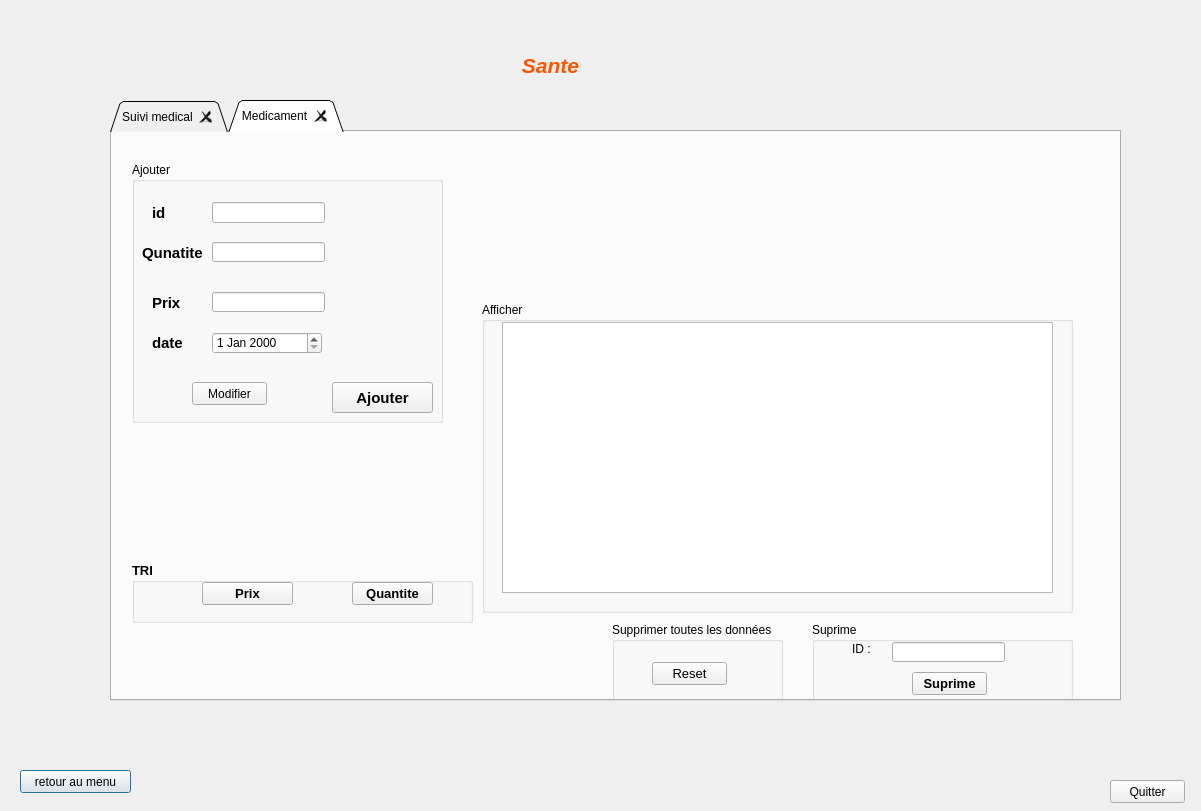
Qt form application_version_beta/sante.ui (AzizBenIsmail/Projet_Parental_Monitoring_System_Qt) before a commit.
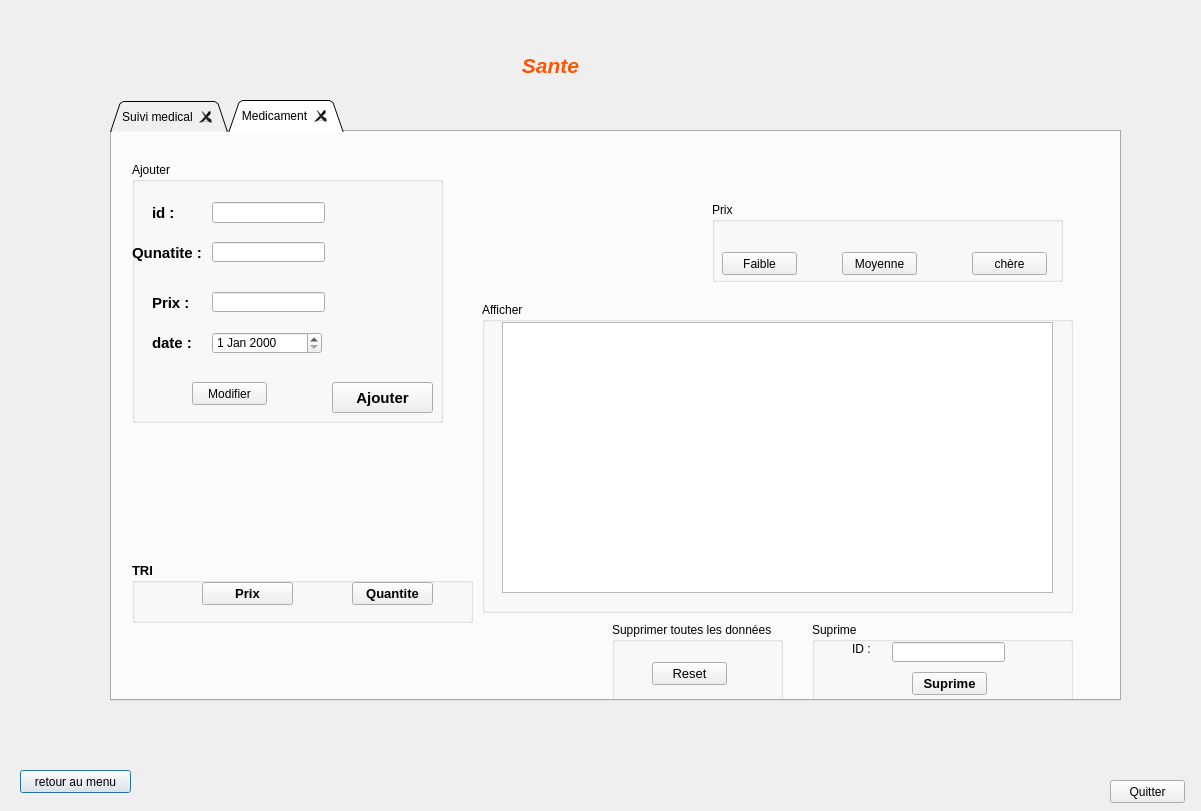
The same form after that commit.

What changed in the file:
```diff
--- a/application_version_beta/sante.ui
+++ b/application_version_beta/sante.ui
@@ -558,7 +558,7 @@
        </font>
       </property>
       <property name="text">
-       <string>id</string>
+       <string>id :</string>
       </property>
      </widget>
      <widget class="QLabel" name="label_9">
@@ -578,15 +578,15 @@
        </font>
       </property>
       <property name="text">
-       <string>Prix</string>
+       <string>Prix :</string>
       </property>
      </widget>
      <widget class="QLabel" name="label_10">
       <property name="geometry">
        <rect>
-        <x>10</x>
+        <x>0</x>
         <y>80</y>
-        <width>71</width>
+        <width>81</width>
         <height>21</height>
        </rect>
       </property>
@@ -598,7 +598,7 @@
        </font>
       </property>
       <property name="text">
-       <string>Qunatite</string>
+       <string>Qunatite :</string>
       </property>
      </widget>
      <widget class="QLineEdit" name="_id_m">
@@ -648,7 +648,7 @@
        </font>
       </property>
       <property name="text">
-       <string>date</string>
+       <string>date :</string>
       </property>
      </widget>
      <widget class="QPushButton" name="pushButton_ajout_m">
@@ -877,6 +877,58 @@
       </property>
      </widget>
     </widget>
+    <widget class="QGroupBox" name="groupBox_10">
+     <property name="geometry">
+      <rect>
+       <x>600</x>
+       <y>70</y>
+       <width>351</width>
+       <height>80</height>
+      </rect>
+     </property>
+     <property name="title">
+      <string>Prix</string>
+     </property>
+     <widget class="QPushButton" name="pushButton_3">
+      <property name="geometry">
+       <rect>
+        <x>10</x>
+        <y>50</y>
+        <width>75</width>
+        <height>23</height>
+       </rect>
+      </property>
+      <property name="text">
+       <string>Faible</string>
+      </property>
+     </widget>
+     <widget class="QPushButton" name="pushButton_Moyenne">
+      <property name="geometry">
+       <rect>
+        <x>130</x>
+        <y>50</y>
+        <width>75</width>
+        <height>23</height>
+       </rect>
+      </property>
+      <property name="text">
+       <string>Moyenne</string>
+      </property>
+     </widget>
+     <widget class="QPushButton" name="pushButton_chere">
+      <property name="geometry">
+       <rect>
+        <x>260</x>
+        <y>50</y>
+        <width>75</width>
+        <height>23</height>
+       </rect>
+      </property>
+      <property name="text">
+       <string>chère</string>
+      </property>
+     </widget>
+    </widget>
     <zorder>label_ph_2</zorder>
     <zorder>groupBox_3</zorder>
     <zorder>groupBox_6</zorder>
```
Left out of the diff: 1 changed line with no effect on the pictures.
